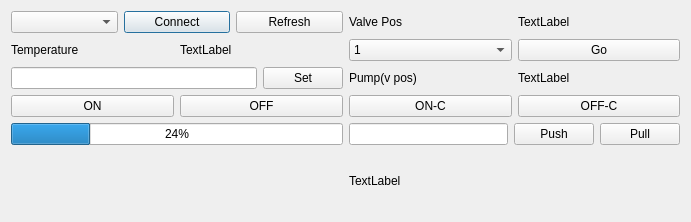
First picture: the form in gene-seq-control/gui/flowcell_view.ui, repository cyanial/gene-seq-platform-control, before the edit.
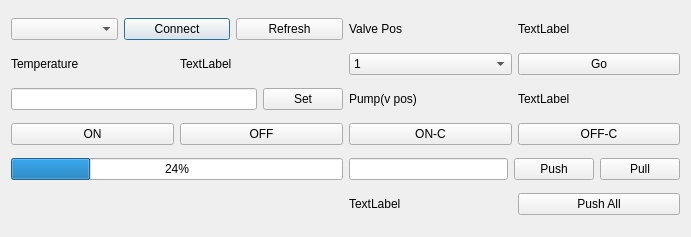
Second picture: the form after the edit.

Diff of the .ui file:
```diff
--- a/gene-seq-control/gui/flowcell_view.ui
+++ b/gene-seq-control/gui/flowcell_view.ui
@@ -7,7 +7,7 @@
     <x>0</x>
     <y>0</y>
     <width>691</width>
-    <height>222</height>
+    <height>237</height>
    </rect>
   </property>
   <property name="windowTitle">
@@ -233,11 +233,22 @@
     </layout>
    </item>
    <item row="5" column="1">
+    <layout class="QHBoxLayout" name="horizontalLayout_10">
+     <item>
     <widget class="QLabel" name="pumpStateLabel">
      <property name="text">
       <string>TextLabel</string>
      </property>
     </widget>
+     </item>
+     <item>
+      <widget class="QPushButton" name="pushAllButton">
+       <property name="text">
+        <string>Push All</string>
+       </property>
+      </widget>
+     </item>
+    </layout>
    </item>
   </layout>
  </widget>
```
Lines whose indentation alone changed are shown as unchanged.
